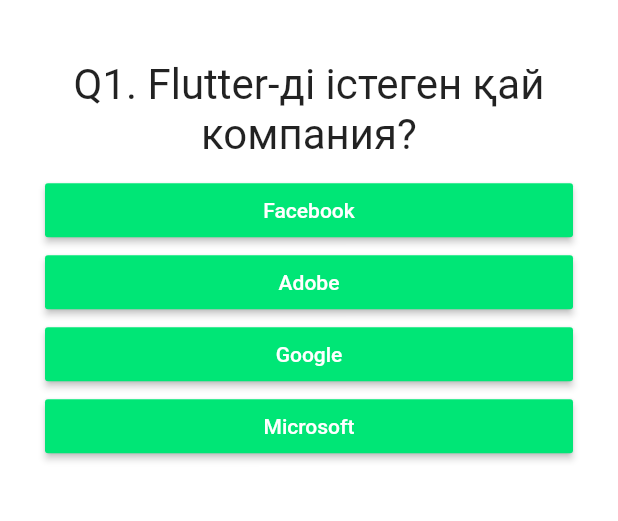
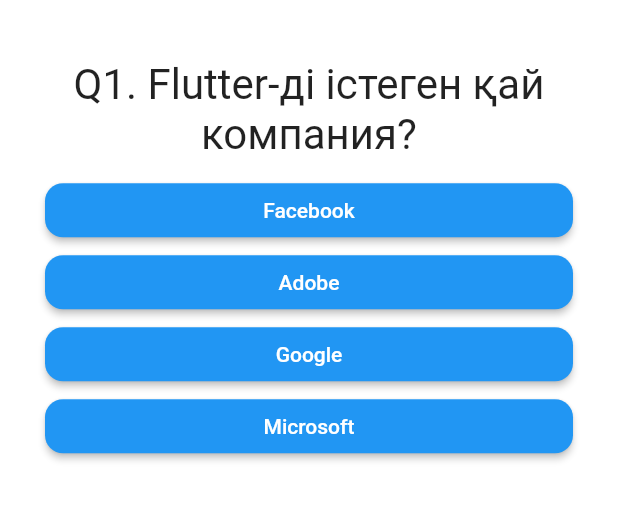
Before and after one commit to kosynka/Python-Oqy---flutter-proj, a Flutter app: the QuizPage screen opened directly, on a phone screen of 412 x 824 dp, the part 206-727 px from its top. Run offline on Flutter 3.47's test engine with Material 2 defaults, Android fonts, the phone set to English and light mode, and no system bars; our stand-ins replace animated_theme_switcher, shared_preferences; missing offline and left inert: dart:ffi; accounts and stored records are empty.

Commit message:
little changes of ui

```diff
--- a/lib/nav_pages/answer.dart
+++ b/lib/nav_pages/answer.dart
@@ -11,10 +11,11 @@
     return Container(
       width: double.infinity,
       child: RaisedButton(
-        color: Color(0xFF00E676),
+        color: Colors.blue,
         textColor: Colors.white,
         child: Text(answerText),
         onPressed: selectHandler,
+        shape: RoundedRectangleBorder(borderRadius: BorderRadius.circular(12)),
       ),
     );
   }
--- a/lib/nav_pages/quiz_page.dart
+++ b/lib/nav_pages/quiz_page.dart
@@ -125,7 +125,7 @@
             Container(
               margin: const EdgeInsets.only(left: 20),
               child: AppLargeText(text: 'Python Oqy'),
-            ), //python oqy
+            ),
             Padding(
               padding: const EdgeInsets.all(30.0),
               child: _questionIndex < _questions.length
--- a/lib/themes.dart
+++ b/lib/themes.dart
@@ -9,6 +9,9 @@
     colorScheme: ColorScheme.dark(primary: primary),
     primaryColorDark: primaryColor,
     dividerColor: Colors.white,
+    primaryIconTheme: const IconThemeData(
+      color: Colors.white,
+    ),
   );
 
   static final lightTheme = ThemeData(
@@ -16,5 +19,8 @@
     colorScheme: ColorScheme.light(primary: primary),
     primaryColor: primaryColor,
     dividerColor: Colors.black,
+    primaryIconTheme: const IconThemeData(
+      color: Colors.black,
+    ),
   );
 }
```
